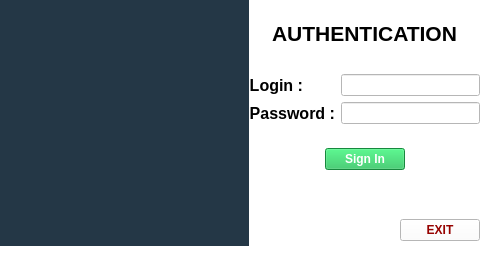
Old version of the form uiauthentification.ui in the repository thiongane-ndiaga/gestion_des_notes.
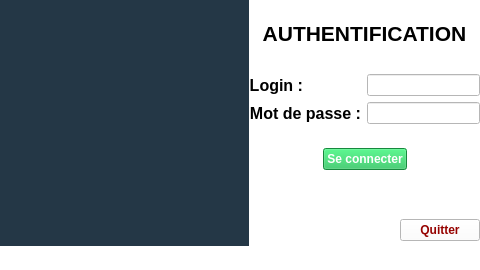
New version of the form. Icons and pictures are not drawn.

The edit to the form file:
```diff
--- a/uiauthentification.ui
+++ b/uiauthentification.ui
@@ -90,7 +90,7 @@
         <string notr="true"/>
        </property>
        <property name="text">
-        <string>AUTHENTICATION</string>
+        <string>AUTHENTIFICATION</string>
        </property>
        <property name="alignment">
         <set>Qt::AlignCenter</set>
@@ -137,7 +137,7 @@
           </font>
          </property>
          <property name="text">
-          <string>Password :</string>
+          <string>Mot de passe :</string>
          </property>
          <property name="alignment">
           <set>Qt::AlignRight|Qt::AlignTrailing|Qt::AlignVCenter</set>
@@ -191,7 +191,7 @@
 </string>
          </property>
          <property name="text">
-          <string>Sign In</string>
+          <string>Se connecter</string>
          </property>
         </widget>
        </item>
@@ -276,7 +276,7 @@
 </string>
        </property>
        <property name="text">
-        <string>EXIT</string>
+        <string>Quitter</string>
        </property>
       </widget>
      </item>
```
Left out of the diff: 6 changed lines with no effect on the pictures.
